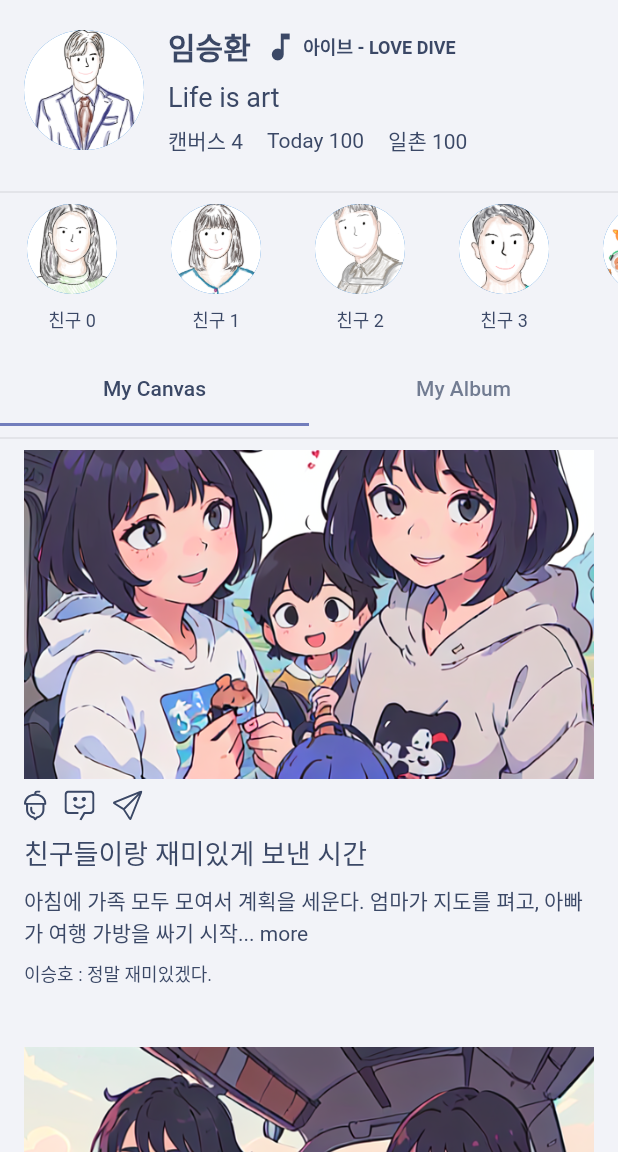
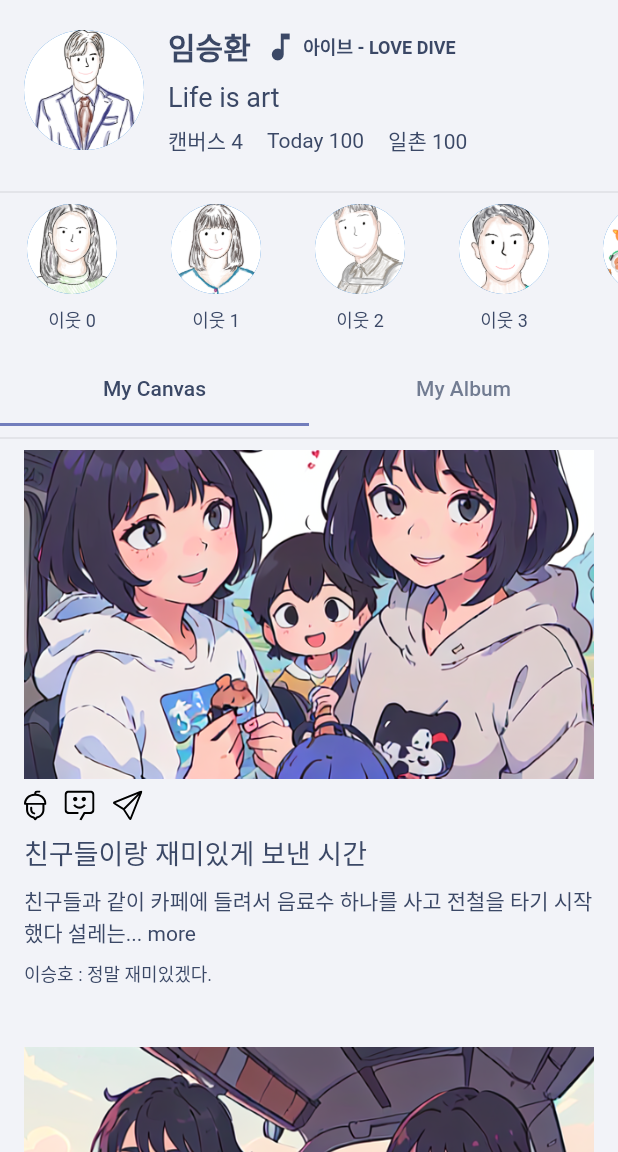
Before and after one commit to AutoToon-SKT/TooniWorld-Client, a Flutter app: the MyAccountPage screen opened by its route, scrolled down 576 dp, on a phone screen of 412 x 824 dp, the part 84-1236 px from its top. Run offline on Flutter 3.47's test engine with Material 2 defaults, Android fonts, the light colour scheme and no system bars; our stand-ins replace flutter_svg, fluttertoast; Roboto replaces fonts that are missing (moebiusBold, moebiusRegular).

Commit message:
FIX THE ICON AND MOTION AND NAVIGATOR

```diff
--- a/lib/screen/homescreen.dart
+++ b/lib/screen/homescreen.dart
@@ -115,6 +115,7 @@ class ADotHomeScreen extends StatelessWidget {
                                 },
                                 style: ElevatedButton.styleFrom(
                                   primary: Colors.white,
+                                  onPrimary: Color(0xff3B4866),
                                   padding: EdgeInsets.all(0),
                                   shape: RoundedRectangleBorder(
                                     borderRadius: BorderRadius.circular(20),
--- a/lib/screen/myalbum.dart
+++ b/lib/screen/myalbum.dart
@@ -15,7 +15,16 @@ class MyApp extends StatelessWidget {
   }
 }
 
-class MyAccountPage extends StatelessWidget {
+class MyAccountPage extends StatefulWidget {
+  @override
+  _MyAccountPageState createState() => _MyAccountPageState();
+}
+
+class _MyAccountPageState extends State<MyAccountPage> {
+  Color acornIconColor = Colors.black;
+  Color chatIconColor = Colors.black;
+  Color sendIconColor = Colors.black;
+
   @override
   Widget build(BuildContext context) {
     return DefaultTabController(
@@ -173,7 +182,7 @@ class MyAccountPage extends StatelessWidget {
                         ),
                         SizedBox(height: 8.0),
                         Text(
-                          '친구 $index',
+                          '이웃 $index',
                           style: TextStyle(
                             color: Color(0xff3B4866),
                             fontSize: 12,
@@ -220,16 +229,46 @@ class MyAccountPage extends StatelessWidget {
                             SizedBox(height: 8.0),
                             Row(
                               children: [
-                                SvgPicture.asset(
-                                  'assets/icons/album/acorn.svg',
+                                GestureDetector(
+                                  onTap: () {
+                                    setState(() {
+                                      acornIconColor = Colors.brown;
+                                      chatIconColor = Colors.black;
+                                      sendIconColor = Colors.black;
+                                    });
+                                  },
+                                  child: SvgPicture.asset(
+                                    'assets/icons/album/acorn.svg',
+                                    color: acornIconColor,
+                                  ),
                                 ),
                                 SizedBox(width: 12.0),
-                                SvgPicture.asset(
-                                  'assets/icons/album/chat.svg',
+                                GestureDetector(
+                                  onTap: () {
+                                    setState(() {
+                                      acornIconColor = Colors.black;
+                                      chatIconColor = Color(0xff727DBC);
+                                      sendIconColor = Colors.black;
+                                    });
+                                  },
+                                  child: SvgPicture.asset(
+                                    'assets/icons/album/chat.svg',
+                                    color: chatIconColor,
+                                  ),
                                 ),
                                 SizedBox(width: 12.0),
-                                SvgPicture.asset(
-                                  'assets/icons/album/send.svg',
+                                GestureDetector(
+                                  onTap: () {
+                                    setState(() {
+                                      acornIconColor = Colors.black;
+                                      chatIconColor = Colors.black;
+                                      sendIconColor = Color(0xff727DBC);
+                                    });
+                                  },
+                                  child: SvgPicture.asset(
+                                    'assets/icons/album/send.svg',
+                                    color: sendIconColor,
+                                  ),
                                 ),
                               ],
                             ),
@@ -244,7 +283,7 @@ class MyAccountPage extends StatelessWidget {
                             ),
                             SizedBox(height: 8.0),
                             Text(
-                              '아침에 가족 모두 모여서 계획을 세운다. 엄마가 지도를 펴고, 아빠가 여행 가방을 싸기 시작... more',
+                              '친구들과 같이 카페에 들려서 음료수 하나를 사고 전철을 타기 시작했다 설레는... more',
                               style: TextStyle(
                                 color: Color(0xff3B4866),
                                 fontSize: 14,
@@ -257,7 +296,7 @@ class MyAccountPage extends StatelessWidget {
                               style: TextStyle(
                                 color: Color(0xff3B4866),
                                 fontSize: 12,
-                                fontFamily: 'moebiusRegular',
+                                fontFamily: 'moebiusBold',
                               ),
                             ),
                             SizedBox(height: 8.0),
```
Also changed, not shown: lib/screen/myalbum2.dart (+48 -9 lines).
